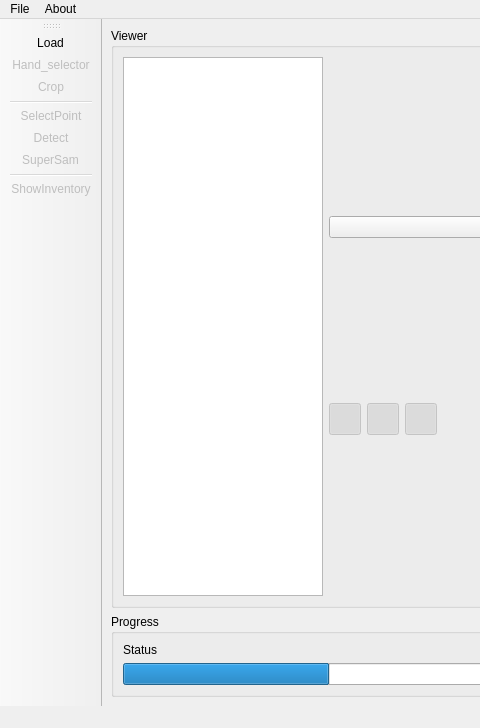
Before: the Qt Designer form ui/volume.ui in s-du/SkyStock, drawn with Qt 5; both pictures show x 0 to 480 and y 0 to 728 of the 1003 by 728 pixel window.
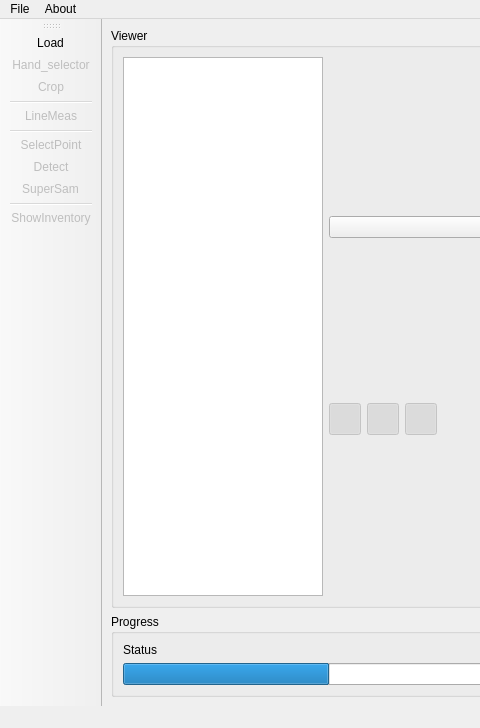
After: the same form once the commit is applied.

```diff
--- a/ui/volume.ui
+++ b/ui/volume.ui
@@ -257,6 +257,8 @@
    <addaction name="actionHand_selector"/>
    <addaction name="actionCrop"/>
    <addaction name="separator"/>
+   <addaction name="actionLineMeas"/>
+   <addaction name="separator"/>
    <addaction name="actionSelectPoint"/>
    <addaction name="actionDetect"/>
    <addaction name="actionSuperSam"/>
@@ -347,6 +349,14 @@
     <string>ShowInventory</string>
    </property>
   </action>
+  <action name="actionLineMeas">
+   <property name="enabled">
+    <bool>false</bool>
+   </property>
+   <property name="text">
+    <string>LineMeas</string>
+   </property>
+  </action>
  </widget>
  <resources/>
  <connections/>
```
Left out of the diff: 2 changed lines with no effect on the pictures.
